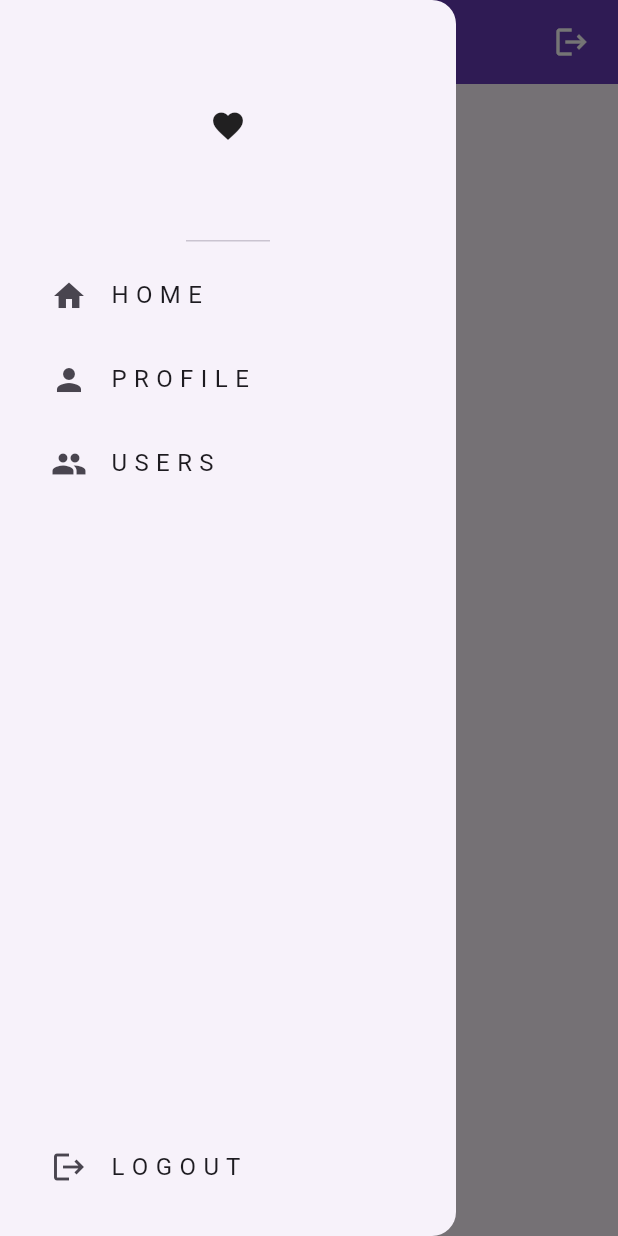
After one commit to kalejaiyeoluwadara/firebase_note_app, a Flutter app: the screen it shows once a user with an empty profile is signed in, with the side drawer open, on a phone screen of 412 x 824 dp. The commit adds this screen. Run offline on Flutter 3.47's test engine with Material 3 defaults, Android fonts, the phone set to English and light mode, and no system bars; our stand-ins replace cloud_firestore, firebase_auth, firebase_core; accounts and stored records are empty; network calls fail.

Commit message:
worked on layout and pages

```diff
--- /dev/null
+++ b/lib/auth/auth.dart
@@ -0,0 +1,26 @@
+import 'package:firebase/pages/home_page.dart';
+import 'package:firebase/pages/login_or_register.dart';
+import 'package:firebase/pages/login_page.dart';
+import 'package:firebase/pages/wall_page.dart';
+import 'package:firebase_auth/firebase_auth.dart';
+import 'package:flutter/foundation.dart';
+import 'package:flutter/material.dart';
+
+class AuthPage extends StatelessWidget {
+  const AuthPage({super.key});
+
+  @override
+  Widget build(BuildContext context) {
+    return Scaffold(
+      body: StreamBuilder(
+          stream: FirebaseAuth.instance.authStateChanges(),
+          builder: (context, snapshot) {
+            if (snapshot.hasData) {
+              return const WallPage();
+            } else {
+              return LoginOrRegister();
+            }
+          }),
+    );
+  }
+}
--- /dev/null
+++ b/lib/components/my_drawer.dart
@@ -0,0 +1,65 @@
+import 'package:firebase_auth/firebase_auth.dart';
+import 'package:flutter/foundation.dart';
+import 'package:flutter/material.dart';
+
+class MyDrawer extends StatelessWidget {
+  const MyDrawer({super.key});
+
+  @override
+  Widget build(BuildContext context) {
+    return Drawer(
+      child: Column(
+        mainAxisAlignment: MainAxisAlignment.spaceBetween,
+        children: [
+          Column(
+            children: [
+              const DrawerHeader(child: Icon(Icons.favorite)),
+              Padding(
+                padding: const EdgeInsets.only(left: 18.0),
+                child: Column(
+                  children: [
+                    ListTile(
+                      leading: const Icon(Icons.home),
+                      title: Text('H O M E'),
+                      onTap: () {
+                        Navigator.pop(context);
+                        Navigator.pushNamed(context, '/home_page');
+                      },
+                    ),
+                    ListTile(
+                      leading: const Icon(Icons.person),
+                      title: Text('P R O F I L E'),
+                      onTap: () {
+                        Navigator.pop(context);
+                        Navigator.pushNamed(context, '/profile_page');
+                      },
+                    ),
+                    ListTile(
+                      leading: const Icon(Icons.group),
+                      title: Text('U S E R S'),
+                      onTap: () {
+                        Navigator.pop(context);
+                        Navigator.pushNamed(context, '/users_page');
+                      },
+                    ),
+                  ],
+                ),
+              )
+            ],
+          ),
+          Padding(
+            padding: const EdgeInsets.all(18.0),
+            child: ListTile(
+              leading: const Icon(Icons.logout),
+              title: Text('L O G O U T'),
+              onTap: () {
+                FirebaseAuth.instance.signOut();
+              },
+            ),
+          ),
+        ],
+      ),
+    );
+  }
+}
+//
--- a/lib/main.dart
+++ b/lib/main.dart
@@ -1,5 +1,9 @@
+import 'package:firebase/auth/auth.dart';
 import 'package:firebase/firebase_options.dart';
 import 'package:firebase/pages/login_or_register.dart';
+import 'package:firebase/pages/profile_page.dart';
+import 'package:firebase/pages/users_page.dart';
+import 'package:firebase/pages/wall_page.dart';
 import 'package:firebase/theme/dark_mode.dart';
 import 'package:firebase/theme/light_mode.dart';
 import 'package:firebase_core/firebase_core.dart';
@@ -18,8 +22,13 @@ class MyApp extends StatelessWidget {
   Widget build(BuildContext context) {
     return MaterialApp(
         title: 'Wall App',
-        // theme: lightTheme,
         debugShowCheckedModeBanner: false,
-        home: const LoginOrRegister());
+        routes: {
+          '/users_page': (context) => const UsersPage(),
+          '/profile_page': (context) => const ProfilePage(),
+          '/home_page': (context) => const WallPage(),
+          '/login_or_register_page': (context) => const LoginOrRegister(),
+        },
+        home: const AuthPage());
   }
 }
--- /dev/null
+++ b/lib/pages/wall_page.dart
@@ -0,0 +1,41 @@
+import 'package:firebase/components/my_drawer.dart';
+import 'package:firebase_auth/firebase_auth.dart';
+import 'package:flutter/material.dart';
+
+class WallPage extends StatelessWidget {
+  const WallPage({super.key});
+  void logout() {
+    FirebaseAuth.instance.signOut();
+  }
+
+  @override
+  Widget build(BuildContext context) {
+    return Scaffold(
+      appBar: AppBar(
+        iconTheme: const IconThemeData(color: Colors.white),
+        backgroundColor: Colors.deepPurple,
+        title: const Text(
+          'Home',
+          style: TextStyle(color: Colors.white),
+        ),
+        centerTitle: true,
+        actions: [
+          GestureDetector(
+            onTap: logout,
+            child: const Icon(
+              Icons.logout,
+              color: Colors.white,
+            ),
+          ),
+          const SizedBox(
+            width: 19,
+          )
+        ],
+      ),
+      drawer: const MyDrawer(),
+      body: const Center(
+        child: Text('Wall page'),
+      ),
+    );
+  }
+}
```
Also changed, not shown: lib/pages/profile_page.dart (added, +20 -0 lines), lib/pages/users_page.dart (added, +21 -0 lines).
